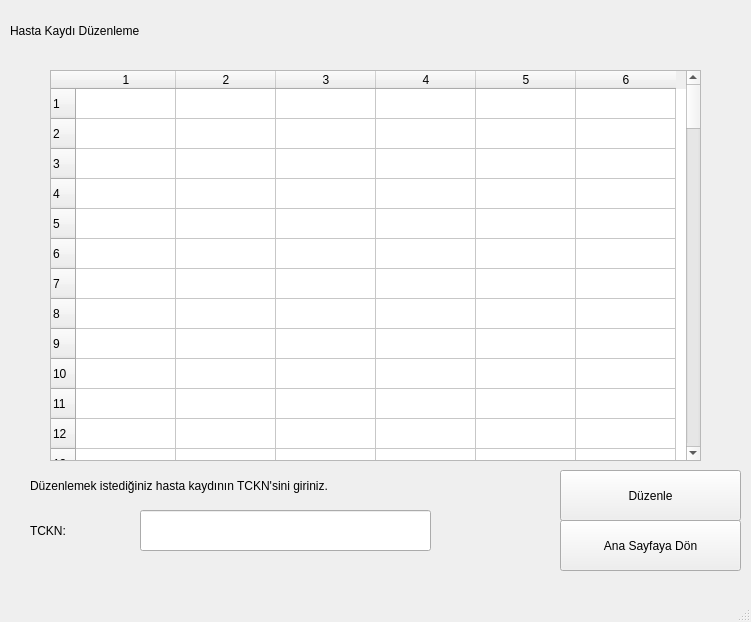
kaangenis/github, file Python/Projects/completed/hospitalUygulama/complexVersion/duzenlePage.ui: the form before one commit.
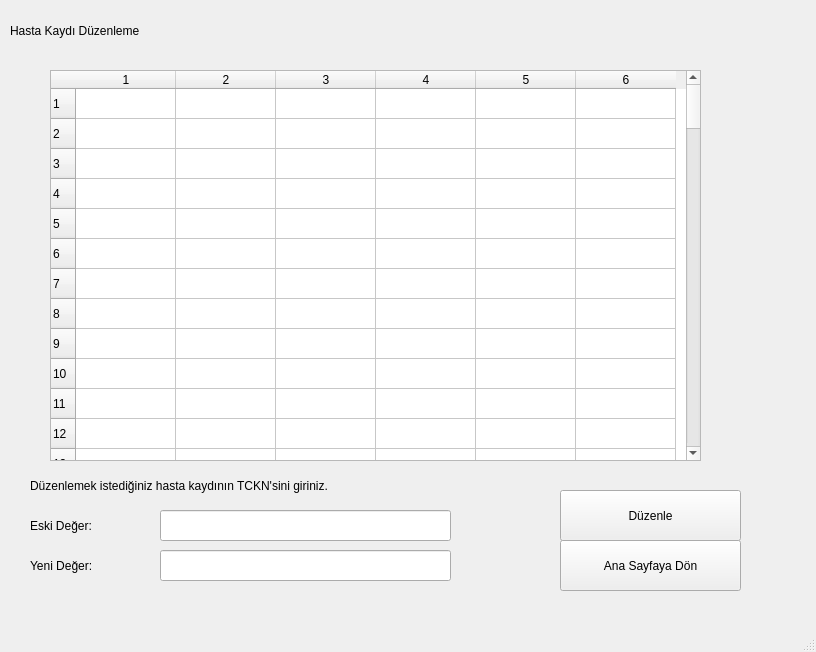
The form after the commit.

```diff
--- a/Python/Projects/completed/hospitalUygulama/complexVersion/duzenlePage.ui
+++ b/Python/Projects/completed/hospitalUygulama/complexVersion/duzenlePage.ui
@@ -6,8 +6,8 @@
    <rect>
     <x>0</x>
     <y>0</y>
-    <width>751</width>
-    <height>622</height>
+    <width>816</width>
+    <height>652</height>
    </rect>
   </property>
   <property name="windowTitle">
@@ -155,10 +155,10 @@
    <widget class="QLineEdit" name="lineDuzenle">
     <property name="geometry">
      <rect>
-      <x>140</x>
+      <x>160</x>
       <y>510</y>
       <width>291</width>
-      <height>41</height>
+      <height>31</height>
      </rect>
     </property>
    </widget>
@@ -183,22 +183,22 @@
      <rect>
       <x>30</x>
       <y>510</y>
-      <width>101</width>
-      <height>41</height>
+      <width>121</width>
+      <height>31</height>
      </rect>
     </property>
     <property name="styleSheet">
      <string notr="true">font: 36pt &quot;.AppleSystemUIFont&quot;;</string>
     </property>
     <property name="text">
-     <string>TCKN:</string>
+     <string>Eski Değer:</string>
     </property>
    </widget>
    <widget class="QPushButton" name="btnDuzenle">
     <property name="geometry">
      <rect>
       <x>560</x>
-      <y>470</y>
+      <y>490</y>
       <width>181</width>
       <height>51</height>
      </rect>
@@ -214,7 +214,7 @@
     <property name="geometry">
      <rect>
       <x>560</x>
-      <y>520</y>
+      <y>540</y>
       <width>181</width>
       <height>51</height>
      </rect>
@@ -226,6 +226,32 @@
      <string>Ana Sayfaya Dön</string>
     </property>
    </widget>
+   <widget class="QLabel" name="label_4">
+    <property name="geometry">
+     <rect>
+      <x>30</x>
+      <y>550</y>
+      <width>121</width>
+      <height>31</height>
+     </rect>
+    </property>
+    <property name="styleSheet">
+     <string notr="true">font: 24pt &quot;.AppleSystemUIFont&quot;;</string>
+    </property>
+    <property name="text">
+     <string>Yeni Değer:</string>
+    </property>
+   </widget>
+   <widget class="QLineEdit" name="lineDuzenle_2">
+    <property name="geometry">
+     <rect>
+      <x>160</x>
+      <y>550</y>
+      <width>291</width>
+      <height>31</height>
+     </rect>
+    </property>
+   </widget>
   </widget>
   <widget class="QMenuBar" name="menubar">
    <property name="geometry">
```
Left out of the diff: 4 changed lines with no effect on the pictures.
